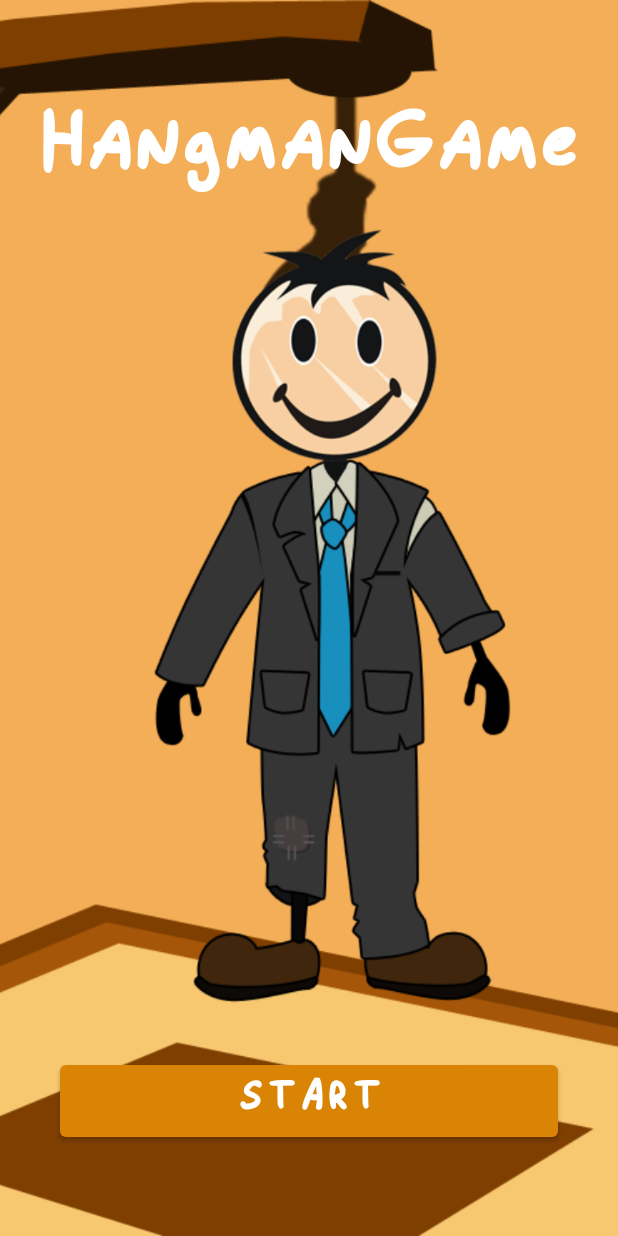
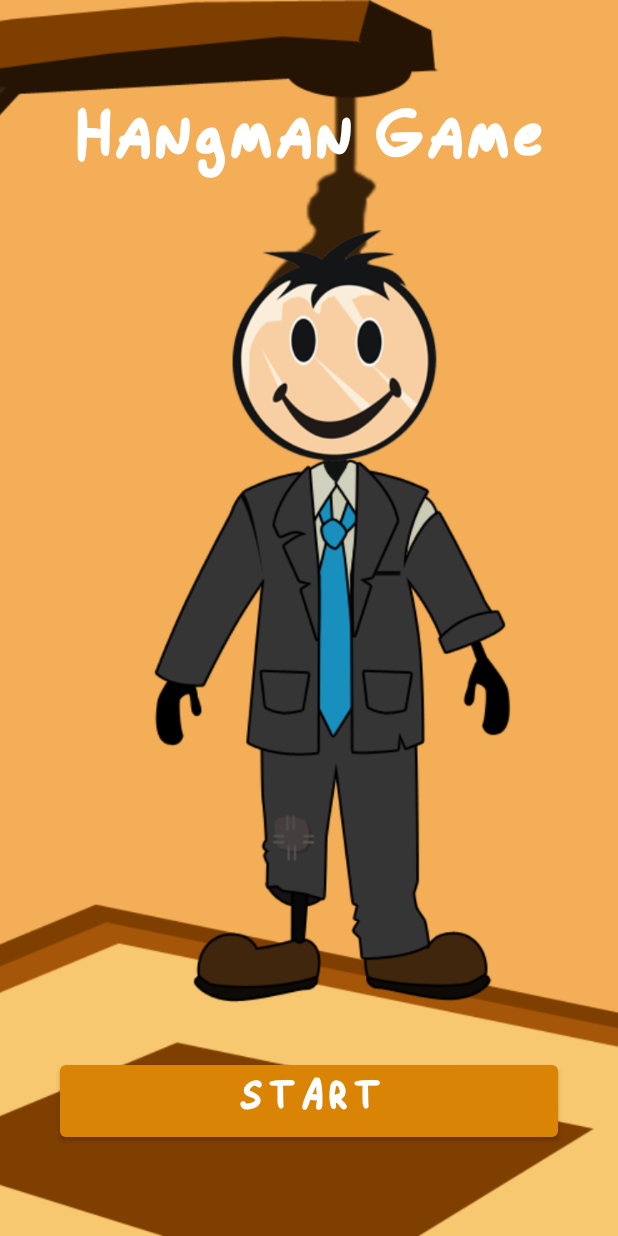
Before and after one commit to DanielBarcenas97/HangmanGame, an Android app: the screen it shows after launch (MainActivity), on a phone screen of 412 x 824 dp. Run offline under Robolectric (Android 15) with nearby library versions, the light colour scheme and no system bars.

Commit message:
Navigation and Fragment Game

```diff
--- /dev/null
+++ b/app/src/main/java/com/example/hangmangame/MainFragment.java
@@ -0,0 +1,40 @@
+package com.example.hangmangame;
+
+import android.os.Bundle;
+
+import androidx.annotation.NonNull;
+import androidx.annotation.Nullable;
+import androidx.fragment.app.Fragment;
+import androidx.navigation.NavController;
+import androidx.navigation.Navigation;
+import android.view.LayoutInflater;
+import android.view.View;
+import android.view.ViewGroup;
+import com.example.hangmangame.databinding.FragmentMainBinding;
+
+public class MainFragment extends Fragment {
+
+    private FragmentMainBinding Binding;
+    private NavController navController;
+    @Nullable
+    @Override
+    public View onCreateView(@NonNull LayoutInflater inflater, @Nullable ViewGroup container, @Nullable Bundle savedInstanceState) {
+        Binding = FragmentMainBinding.inflate(inflater,container,false);
+        View view = Binding.getRoot();
+        return view;
+    }
+
+    @Override
+    public void onViewCreated(@NonNull View view, @Nullable Bundle savedInstanceState) {
+        super.onViewCreated(view, savedInstanceState);
+        navController = Navigation.findNavController(view);
+
+
+        Binding.btnStart.setOnClickListener(new View.OnClickListener() {
+            @Override
+            public void onClick(View view) {
+                navController.navigate(R.id.action_gameFragment_to_gamePlayFragment);
+            }
+        });
+    }
+}
--- a/app/src/main/res/layout/fragment_game.xml
+++ b/app/src/main/res/layout/fragment_main.xml
@@ -5,7 +5,7 @@
     android:layout_width="match_parent"
     android:layout_height="match_parent"
     android:background="@color/backgroundColor"
-    tools:context=".GameFragment">
+    tools:context=".MainFragment">
 
 
     <ImageView
@@ -24,15 +24,16 @@
         android:layout_marginTop="70dp"
         android:layout_centerHorizontal="true"
         android:fontFamily="@font/calligraphr_regular"
-        android:text="HangmanGame"
+        android:text="@string/tv_tittle"
         android:textColor="@color/white"
-        android:textSize="60sp"
+        android:textSize="50sp"
         android:textStyle="bold">
 
     </TextView>
 
 
     <Button
+        android:id="@+id/btn_start"
         android:fontFamily="@font/calligraphr_regular"
         android:textStyle="bold"
         android:text="@string/tv_start"
--- a/app/src/main/res/navigation/nav_graph.xml
+++ b/app/src/main/res/navigation/nav_graph.xml
@@ -7,7 +7,16 @@
 
     <fragment
         android:id="@+id/gameFragment"
+        android:name="com.example.hangmangame.MainFragment"
+        android:label="fragment_game"
+        tools:layout="@layout/fragment_main" >
+        <action
+            android:id="@+id/action_gameFragment_to_gamePlayFragment"
+            app:destination="@id/gamePlayFragment" />
+    </fragment>
+    <fragment
+        android:id="@+id/gamePlayFragment"
         android:name="com.example.hangmangame.GameFragment"
-        android:label="fragment_game"
-        tools:layout="@layout/fragment_game" />
+        android:label="fragment_game_play"
+        tools:layout="@layout/fragment_game_play" />
 </navigation>
--- a/app/src/main/res/values/strings.xml
+++ b/app/src/main/res/values/strings.xml
@@ -3,4 +3,6 @@
     <!-- TODO: Remove or change this placeholder text -->
     <string name="hello_blank_fragment">Hello blank fragment</string>
     <string name="tv_start">Start</string>
+    <string name="tv_tittle">Hangman Game</string>
+    <string name="tv_tittle_hangman">Hangman</string>
 </resources>
```
Also changed, not shown: app/src/main/java/com/example/hangmangame/GameFragment.java (+45 -17 lines), app/src/main/res/layout/fragment_game_play.xml (added, +33 -0 lines).
